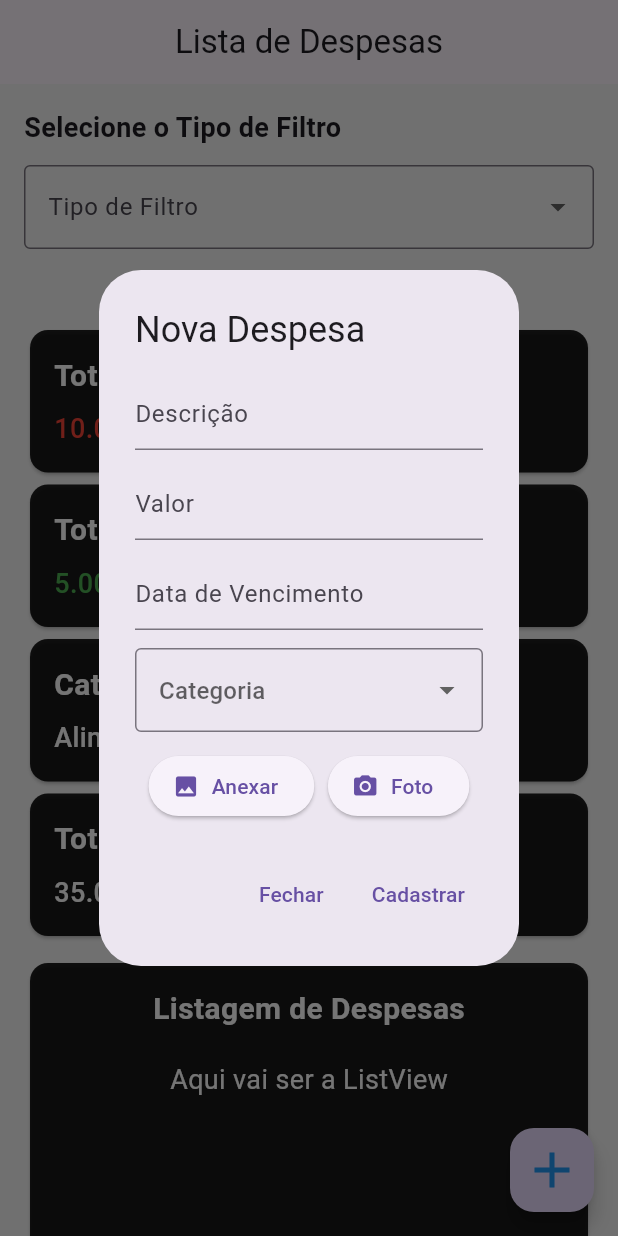
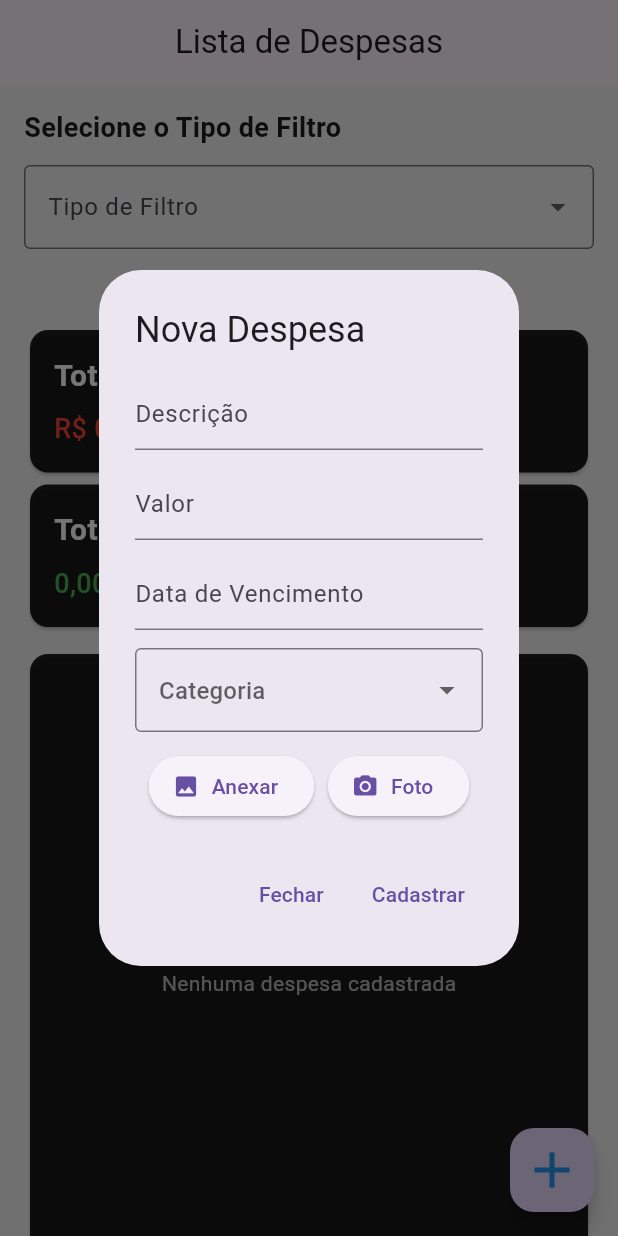
Before and after one commit to KaueSobreira/Aplicativo_Financeiro_Mobile, a Flutter app: the screen it shows after launch, after a tap on the "add" icon, on a phone screen of 412 x 824 dp. Run offline on Flutter 3.47's test engine with Material 3 defaults, Android fonts, the phone set to English and light mode, and no system bars; our stand-ins replace file_picker, image_picker, month_picker_dialog, sqflite; accounts and stored records are empty.

Commit message:
feat: implementado listagem na tela inicial e Adição de pedidos

```diff
--- a/lib/database/database.dart
+++ b/lib/database/database.dart
@@ -32,7 +32,7 @@ class AppDatabase {
         valor REAL,
         dataVencimento TEXT,
         categoria TEXT,
-        comprovante TEXT  -- Nome corrigido para bater com o model
+        comprovante TEXT
       )
     ''');
   }
--- a/lib/dialogs/dialog_cadastro_despesa.dart
+++ b/lib/dialogs/dialog_cadastro_despesa.dart
@@ -4,19 +4,18 @@ import 'package:image_picker/image_picker.dart';
 import '../models/despesa.dart';
 import '../database/despesa_dao.dart';
 
-void mostrarDialogCadastro(BuildContext context) {
+// Alterado para retornar Future
+Future<void> mostrarDialogCadastro(BuildContext context) {
   DateTime? dataSelecionada;
-
   final descricaoController = TextEditingController();
   final valorController = TextEditingController();
   final dataController = TextEditingController();
-
   String? categoriaSelecionada;
   String? caminhoComprovante;
-
   final dao = DespesaDAO();
 
-  showDialog(
+  // Adicionado 'return' aqui
+  return showDialog(
     context: context,
     builder: (context) {
       return AlertDialog(
@@ -30,14 +29,12 @@ void mostrarDialogCadastro(BuildContext context) {
                 decoration: const InputDecoration(hintText: "Descrição"),
               ),
               const SizedBox(height: 12),
-
               TextField(
                 controller: valorController,
                 keyboardType: TextInputType.number,
                 decoration: const InputDecoration(hintText: "Valor"),
               ),
               const SizedBox(height: 12),
-
               TextField(
                 controller: dataController,
                 decoration: const InputDecoration(hintText: "Data de Vencimento"),
@@ -49,21 +46,15 @@ void mostrarDialogCadastro(BuildContext context) {
                     firstDate: DateTime(2000),
                     lastDate: DateTime(2100),
                   );
-
                   if (escolha != null) {
                     dataSelecionada = escolha;
-                    dataController.text =
-                        "${escolha.day}/${escolha.month}/${escolha.year}";
+                    dataController.text = "${escolha.day}/${escolha.month}/${escolha.year}";
                   }
                 },
               ),
               const SizedBox(height: 12),
-
               DropdownButtonFormField<String>(
-                decoration: const InputDecoration(
-                  hintText: "Categoria",
-                  border: OutlineInputBorder(),
-                ),
+                decoration: const InputDecoration(hintText: "Categoria", border: OutlineInputBorder()),
                 items: const [
                   DropdownMenuItem(value: "Alimentação", child: Text("Alimentação")),
                   DropdownMenuItem(value: "Transporte", child: Text("Transporte")),
@@ -75,9 +66,9 @@ void mostrarDialogCadastro(BuildContext context) {
                 ],
                 onChanged: (valor) => categoriaSelecionada = valor,
               ),
+              // ... Botões de anexo mantidos iguais ...
               const SizedBox(height: 12),
-
-              Row(
+               Row(
                 mainAxisAlignment: MainAxisAlignment.spaceEvenly,
                 children: [
                   ElevatedButton.icon(
@@ -105,20 +96,13 @@ void mostrarDialogCadastro(BuildContext context) {
           ),
         ),
         actions: [
-          TextButton(
-            onPressed: () => Navigator.pop(context),
-            child: const Text("Fechar"),
-          ),
+          TextButton(onPressed: () => Navigator.pop(context), child: const Text("Fechar")),
           TextButton(
             child: const Text("Cadastrar"),
             onPressed: () async {
-              if (descricaoController.text.isEmpty ||
-                  valorController.text.isEmpty ||
-                  dataSelecionada == null ||
-                  categoriaSelecionada == null) {
+              if (descricaoController.text.isEmpty || valorController.text.isEmpty || dataSelecionada == null || categoriaSelecionada == null) {
                 return;
               }
-
               final novaDespesa = Despesa(
                 descricao: descricaoController.text,
                 valor: double.tryParse(valorController.text) ?? 0,
@@ -126,11 +110,9 @@ void mostrarDialogCadastro(BuildContext context) {
                 categoria: categoriaSelecionada!,
                 comprovante: caminhoComprovante,
               );
-
               await dao.inserir(novaDespesa);
-
               if (!context.mounted) return;
-              Navigator.pop(context);
+              Navigator.pop(context); // Fecha o dialog
             },
           ),
         ],
--- a/lib/pages/expense_list_page.dart
+++ b/lib/pages/expense_list_page.dart
@@ -2,6 +2,8 @@ import 'package:flutter/material.dart';
 import 'package:month_picker_dialog/month_picker_dialog.dart';
 import '../widgets/resumo_card.dart';
 import '../dialogs/dialog_cadastro_despesa.dart';
+import '../database/despesa_dao.dart';
+import '../models/despesa.dart';
 
 class ExpenseListPage extends StatefulWidget {
   const ExpenseListPage({super.key});
@@ -17,6 +19,33 @@ class _ExpenseListPageState extends State<ExpenseListPage> {
   final TextEditingController dataControllerFiltragem = TextEditingController();
   final TextEditingController descricaoController = TextEditingController();
 
+  // Variáveis para armazenar dados do banco
+  List<Despesa> _listaDespesas = [];
+  final DespesaDAO _dao = DespesaDAO();
+  double _totalDespesas = 0.0;
+
+  @override
+  void initState() {
+    super.initState();
+    _atualizarDados(); // Carrega os dados ao iniciar
+  }
+
+  // Função que busca no banco e atualiza a tela
+  Future<void> _atualizarDados() async {
+    final lista = await _dao.listar();
+
+    // Lógica simples de soma para o card de resumo
+    double soma = 0;
+    for (var d in lista) {
+      soma += d.valor;
+    }
+
+    setState(() {
+      _listaDespesas = lista;
+      _totalDespesas = soma;
+    });
+  }
+
   @override
   void dispose() {
     dataControllerFiltragem.dispose();
@@ -25,10 +54,7 @@ class _ExpenseListPageState extends State<ExpenseListPage> {
   }
 
   String _mesNome(int mes) {
-    const nomes = [
-      "", "Janeiro", "Fevereiro", "Março", "Abril", "Maio", "Junho",
-      "Julho", "Agosto", "Setembro", "Outubro", "Novembro", "Dezembro"
-    ];
+    const nomes = ["", "Janeiro", "Fevereiro", "Março", "Abril", "Maio", "Junho", "Julho", "Agosto", "Setembro", "Outubro", "Novembro", "Dezembro"];
     return nomes[mes];
   }
 
@@ -36,14 +62,14 @@ class _ExpenseListPageState extends State<ExpenseListPage> {
   Widget build(BuildContext context) {
     return Scaffold(
       backgroundColor: Colors.grey[100],
-
-      appBar: AppBar(
-        title: const Center(child: Text("Lista de Despesas")),
-      ),
+      appBar: AppBar(title: const Center(child: Text("Lista de Despesas"))),
 
       floatingActionButton: FloatingActionButton(
-        onPressed: () {
-          mostrarDialogCadastro(context);
+        onPressed: () async {
+          // O 'await' aqui espera o dialog fechar antes de continuar
+          await mostrarDialogCadastro(context);
+          // Quando fecha, atualiza a lista
+          _atualizarDados();
         },
         child: const Icon(Icons.add, size: 40, color: Colors.blue),
       ),
@@ -53,20 +79,12 @@ class _ExpenseListPageState extends State<ExpenseListPage> {
         child: Column(
           crossAxisAlignment: CrossAxisAlignment.start,
           children: [
-
-            const Text(
-              "Selecione o Tipo de Filtro",
-              style: TextStyle(fontSize: 18, fontWeight: FontWeight.bold),
-            ),
-
+            // ... Seção de Filtros (mantida igual) ...
+            const Text("Selecione o Tipo de Filtro", style: TextStyle(fontSize: 18, fontWeight: FontWeight.bold)),
             const SizedBox(height: 12),
-
             DropdownButtonFormField<String>(
               initialValue: tipoFiltroSelecionado,
-              decoration: const InputDecoration(
-                labelText: "Tipo de Filtro",
-                border: OutlineInputBorder(),
-              ),
+              decoration: const InputDecoration(labelText: "Tipo de Filtro", border: OutlineInputBorder()),
               items: const [
                 DropdownMenuItem(value: "Por Mês", child: Text("Por Mês")),
                 DropdownMenuItem(value: "Por Categoria", child: Text("Por Categoria")),
@@ -79,108 +97,117 @@ class _ExpenseListPageState extends State<ExpenseListPage> {
                 });
               },
             ),
-
             const SizedBox(height: 20),
-
             if (tipoFiltroSelecionado == "Por Mês")
               TextField(
                 controller: dataControllerFiltragem,
-                decoration: const InputDecoration(
-                  labelText: "Selecione o Mês",
-                  border: OutlineInputBorder(),
-                  suffixIcon: Icon(Icons.calendar_today),
-                ),
+                decoration: const InputDecoration(labelText: "Selecione o Mês", border: OutlineInputBorder(), suffixIcon: Icon(Icons.calendar_today)),
                 readOnly: true,
                 onTap: () async {
                   DateTime now = DateTime.now();
-
                   final mesSelecionado = await showMonthPicker(
                     context: context,
                     initialDate: now,
                     firstDate: DateTime(2000),
                     lastDate: DateTime(2100),
                   );
-
                   if (mesSelecionado != null) {
                     setState(() {
                       dataFiltagem = mesSelecionado;
-                      dataControllerFiltragem.text =
-                          "${_mesNome(mesSelecionado.month)} / ${mesSelecionado.year}";
+                      dataControllerFiltragem.text = "${_mesNome(mesSelecionado.month)} / ${mesSelecionado.year}";
                     });
                   }
                 },
               )
-
             else if (tipoFiltroSelecionado == "Por Categoria")
               TextField(
                 controller: descricaoController,
-                decoration: const InputDecoration(
-                  labelText: "Descrição da Categoria",
-                  border: OutlineInputBorder(),
-                ),
+                decoration: const InputDecoration(labelText: "Descrição da Categoria", border: OutlineInputBorder()),
               ),
-
             const SizedBox(height: 30),
 
-            const ResumoCard(
-              titulo: "Total Despesas em Aberto",
-              valor: "10.000,00",
+            // CARDS DE RESUMO (DADOS REAIS)
+            ResumoCard(
+              titulo: "Total Geral",
+              valor: "R\$ ${_totalDespesas.toStringAsFixed(2)}", // Valor dinâmico
               corValor: Colors.red,
             ),
 
+            // Mantive os outros cards estáticos por enquanto
             const ResumoCard(
               titulo: "Total Despesas já pagas",
-              valor: "5.000,00",
+              valor: "0,00",
               corValor: Colors.green,
-            ),
-
-            const ResumoCard(
-              titulo: "Categoria com mais Gastos",
-              valor: "Alimentação",
-              corValor: Colors.white,
-            ),
-
-            const ResumoCard(
-              titulo: "Total Despesas do Próximo Mês",
-              valor: "35.000,00",
-              corValor: Colors.white,
             ),
 
             const SizedBox(height: 10),
 
+            // LISTA DE DESPESAS
             Card(
               color: Colors.black87,
               child: Container(
                 width: double.infinity,
-                height: 350,
-                padding: const EdgeInsets.all(16),
-                child: const Column(
+                height: 400, // Aumentei um pouco
+                padding: const EdgeInsets.all(8),
+                child: Column(
                   children: [
-                    Text(
+                     const Text(
                       'Listagem de Despesas',
-                      style: TextStyle(
-                        color: Colors.white,
-                        fontWeight: FontWeight.bold,
-                        fontSize: 20,
-                      ),
+                      style: TextStyle(color: Colors.white, fontWeight: FontWeight.bold, fontSize: 20),
                     ),
-                    SizedBox(height: 20),
-                    Text(
-                      'Aqui vai ser a ListView',
-                      style: TextStyle(
-                        color: Colors.white,
-                        fontSize: 18,
-                      ),
+                    const SizedBox(height: 10),
+
+                    // AQUI ESTÁ A LISTVIEW REAL
+                    Expanded(
+                      child: _listaDespesas.isEmpty
+                      ? const Center(child: Text("Nenhuma despesa cadastrada", style: TextStyle(color: Colors.white70)))
+                      : ListView.separated(
+                          itemCount: _listaDespesas.length,
+                          separatorBuilder: (_, __) => const Divider(color: Colors.white24),
+                          itemBuilder: (context, index) {
+                            final despesa = _listaDespesas[index];
+                            return ListTile(
+                              leading: CircleAvatar(
+                                backgroundColor: Colors.blueGrey,
+                                child: Icon(_getIconeCategoria(despesa.categoria), color: Colors.white),
+                              ),
+                              title: Text(
+                                despesa.descricao,
+                                style: const TextStyle(color: Colors.white, fontWeight: FontWeight.bold),
+                              ),
+                              subtitle: Text(
+                                "${despesa.categoria} - Vence: ${despesa.dataVencimento}",
+                                style: const TextStyle(color: Colors.white70),
+                              ),
+                              trailing: Text(
+                                "R\$ ${despesa.valor.toStringAsFixed(2)}",
+                                style: const TextStyle(color: Colors.redAccent, fontWeight: FontWeight.bold, fontSize: 16),
+                              ),
+                            );
+                          },
+                        ),
                     ),
                   ],
                 ),
               ),
             ),
-
             const SizedBox(height: 50),
           ],
         ),
       ),
     );
   }
+
+  // Função auxiliar para ícones
+  IconData _getIconeCategoria(String categoria) {
+    switch (categoria) {
+      case "Alimentação": return Icons.restaurant;
+      case "Transporte": return Icons.directions_car;
+      case "Moradia": return Icons.home;
+      case "Saúde": return Icons.local_hospital;
+      case "Educação": return Icons.school;
+      case "Lazer": return Icons.beach_access;
+      default: return Icons.attach_money;
+    }
+  }
 }
```
Also changed, not shown: pubspec.lock.
